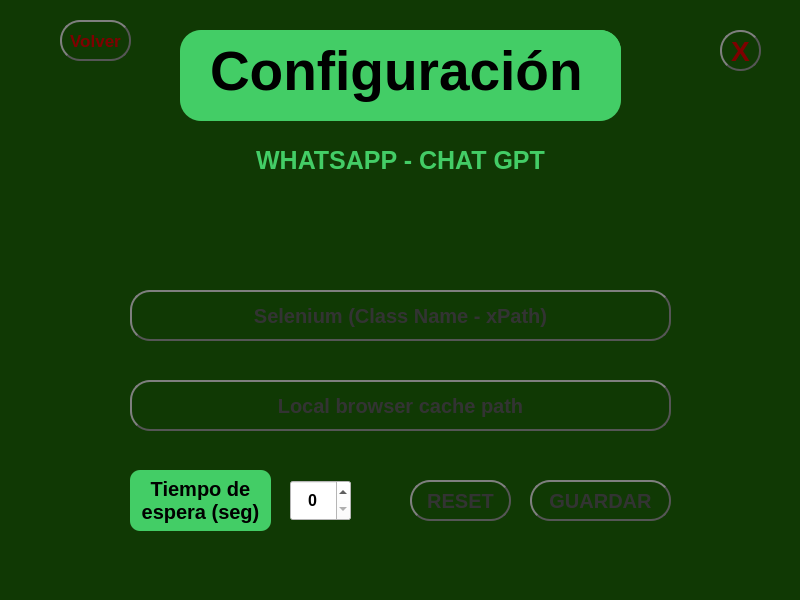
Old version of the form ui/config.ui in the repository SASOFTCO/ChatBot_WhatsApp.
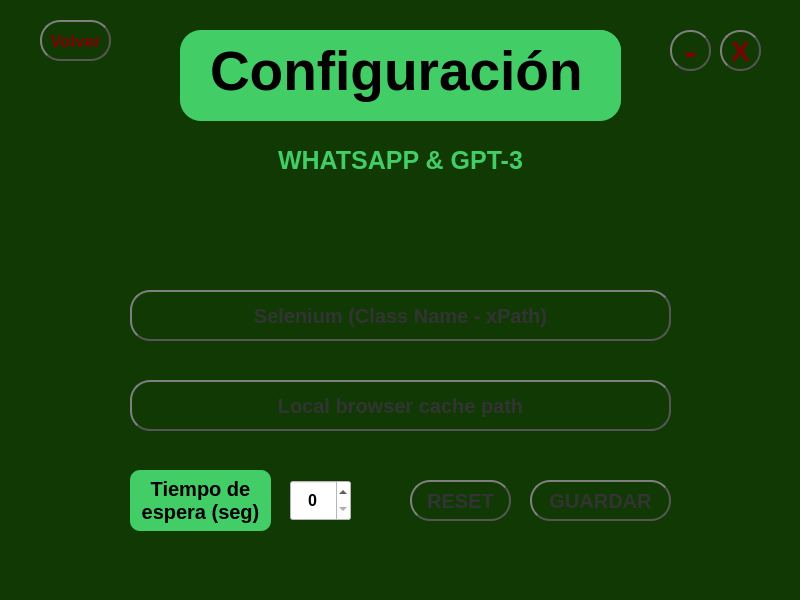
New version of the form.

Commit message: centrar, minimizar

The edit to the form file:
```diff
--- a/ui/config.ui
+++ b/ui/config.ui
@@ -234,7 +234,7 @@
      <string notr="true">color: rgb(67, 205, 102);</string>
     </property>
     <property name="text">
-     <string>&lt;html&gt;&lt;head/&gt;&lt;body&gt;&lt;p align=&quot;center&quot;&gt; WHATSAPP - CHAT GPT&lt;/p&gt;&lt;/body&gt;&lt;/html&gt;</string>
+     <string>&lt;html&gt;&lt;head/&gt;&lt;body&gt;&lt;p align=&quot;center&quot;&gt;WHATSAPP &amp;amp; GPT-3&lt;/p&gt;&lt;/body&gt;&lt;/html&gt;</string>
     </property>
    </widget>
    <widget class="QPushButton" name="salirBtn">
@@ -419,7 +419,7 @@
    <widget class="QPushButton" name="volverBtn">
     <property name="geometry">
      <rect>
-      <x>60</x>
+      <x>40</x>
       <y>20</y>
       <width>71</width>
       <height>41</height>
@@ -490,6 +490,58 @@
      <set>Qt::AlignCenter</set>
     </property>
    </widget>
+   <widget class="QPushButton" name="minimizarBtn">
+    <property name="geometry">
+     <rect>
+      <x>670</x>
+      <y>30</y>
+      <width>41</width>
+      <height>41</height>
+     </rect>
+    </property>
+    <property name="font">
+     <font>
+      <pointsize>28</pointsize>
+      <weight>75</weight>
+      <bold>true</bold>
+     </font>
+    </property>
+    <property name="styleSheet">
+     <string notr="true">QPushButton {
+    color: rgb(127,0,0);
+    border: 2px solid #555;
+    border-radius: 20px;
+    border-style: outset;
+    background: qradialgradient(
+        cx: 0.3, cy: -0.4, fx: 0.3, fy: -0.4,
+        radius: 1.35, stop: 0 #48dc6e, stop: 1 #39ae57
+        );
+    padding: 5px;
+    }
+
+QPushButton:hover {
+    background: qradialgradient(
+        cx: 0.3, cy: -0.4, fx: 0.3, fy: -0.4,
+        radius: 1.35, stop: 0 #48dc6e, stop: 1 #50f379
+        );
+    }
+
+QPushButton:pressed {
+    border-style: inset;
+    background: qradialgradient(
+        cx: 0.4, cy: -0.1, fx: 0.4, fy: -0.1,
+        radius: 1.35, stop: 0 #48dc6e, stop: 1 #ddd
+        );
+    }
+QPushButton:disabled {
+    background-color: #6a737c;
+    color: #333;
+	}</string>
+    </property>
+    <property name="text">
+     <string>-</string>
+    </property>
+   </widget>
   </widget>
   <widget class="QMenuBar" name="menubar">
    <property name="geometry">
```
Left out of the diff: 2 changed lines with no effect on the pictures. The commit also changes 6 other files.
